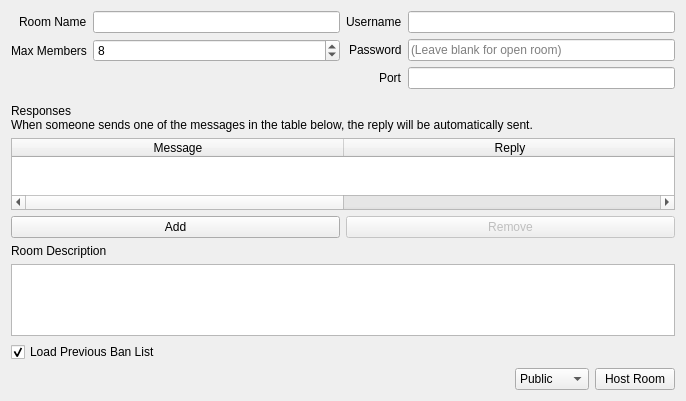
The window that src/citra/multiplayer/host_room.ui (GreenAmaranthine/citra) describes before a commit, drawn with Qt 5.
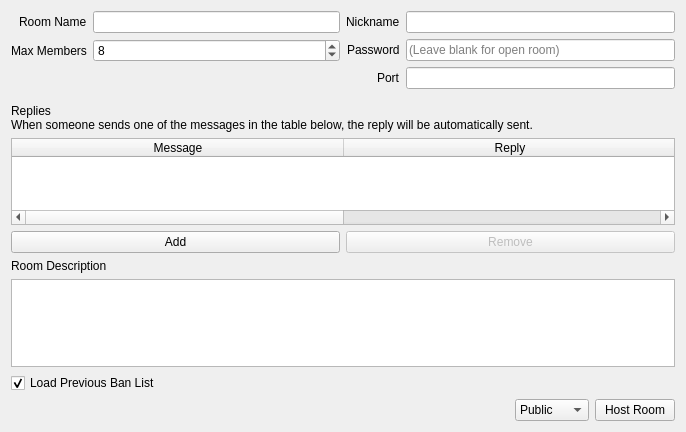
The same window after the commit.

```diff
--- a/src/citra/multiplayer/host_room.ui
+++ b/src/citra/multiplayer/host_room.ui
@@ -7,7 +7,7 @@
     <x>0</x>
     <y>0</y>
     <width>686</width>
-    <height>401</height>
+    <height>432</height>
    </rect>
   </property>
   <property name="windowTitle">
@@ -78,7 +78,7 @@
         <item row="0" column="0">
          <widget class="QLabel" name="label_6">
           <property name="text">
-           <string>Username</string>
+           <string>Nickname</string>
           </property>
          </widget>
         </item>
@@ -126,7 +126,7 @@
      <item>
       <widget class="QLabel" name="label_7">
        <property name="text">
-        <string>Responses
+        <string>Replies
 When someone sends one of the messages in the table below, the reply will be automatically sent.</string>
        </property>
       </widget>
```
Left out of the diff: 2 changed lines with no effect on the pictures.
